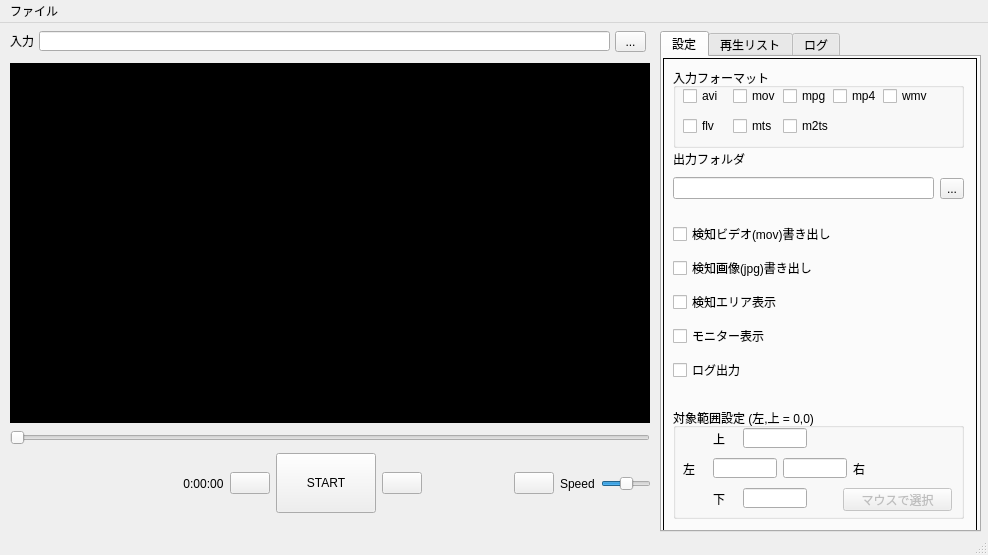
First picture: the form in video_detectUI.ui, repository tmizu23/video_detect, before the edit.
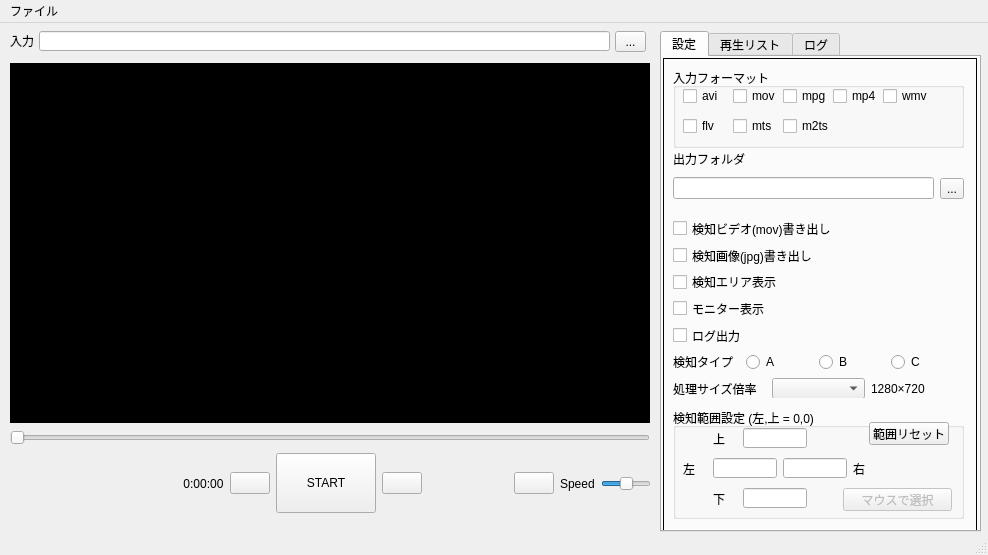
Second picture: the form after the edit. Icons and pictures are not drawn.

Patch:
```diff
--- a/video_detectUI.ui
+++ b/video_detectUI.ui
@@ -57,7 +57,7 @@
          <x>10</x>
          <y>160</y>
          <width>291</width>
-         <height>172</height>
+         <height>180</height>
         </rect>
        </property>
        <layout class="QVBoxLayout" name="verticalLayout_6">
@@ -108,6 +108,62 @@
           </property>
          </widget>
         </item>
+        <item>
+         <layout class="QHBoxLayout" name="horizontalLayout">
+          <property name="spacing">
+           <number>0</number>
+          </property>
+          <item>
+           <widget class="QLabel" name="label_8">
+            <property name="text">
+             <string>検知タイプ</string>
+            </property>
+           </widget>
+          </item>
+          <item>
+           <widget class="QRadioButton" name="detectA_radioButton">
+            <property name="text">
+             <string>A</string>
+            </property>
+           </widget>
+          </item>
+          <item>
+           <widget class="QRadioButton" name="detectB_radioButton">
+            <property name="text">
+             <string>B</string>
+            </property>
+           </widget>
+          </item>
+          <item>
+           <widget class="QRadioButton" name="detectC_radioButton">
+            <property name="text">
+             <string>C</string>
+            </property>
+           </widget>
+          </item>
+         </layout>
+        </item>
+        <item>
+         <layout class="QHBoxLayout" name="horizontalLayout_2">
+          <item>
+           <widget class="QLabel" name="label_9">
+            <property name="text">
+             <string>処理サイズ倍率</string>
+            </property>
+           </widget>
+          </item>
+          <item>
+           <widget class="QComboBox" name="imgscale_comboBox"/>
+          </item>
+          <item>
+           <widget class="QLabel" name="imgsize_label">
+            <property name="text">
+             <string>1280×720</string>
+            </property>
+           </widget>
+          </item>
+         </layout>
+        </item>
        </layout>
       </widget>
       <widget class="QGroupBox" name="groupBox">
@@ -120,7 +176,7 @@
         </rect>
        </property>
        <property name="title">
-        <string>対象範囲設定 (左,上 = 0,0)</string>
+        <string>検知範囲設定 (左,上 = 0,0)</string>
        </property>
        <widget class="QPushButton" name="detectionArea_Button">
         <property name="enabled">
@@ -233,6 +289,19 @@
          <string>右</string>
         </property>
        </widget>
+       <widget class="QPushButton" name="resetArea_Button">
+        <property name="geometry">
+         <rect>
+          <x>196</x>
+          <y>14</y>
+          <width>80</width>
+          <height>23</height>
+         </rect>
+        </property>
+        <property name="text">
+         <string>範囲リセット</string>
+        </property>
+       </widget>
       </widget>
       <widget class="QWidget" name="horizontalLayoutWidget">
        <property name="geometry">
```
